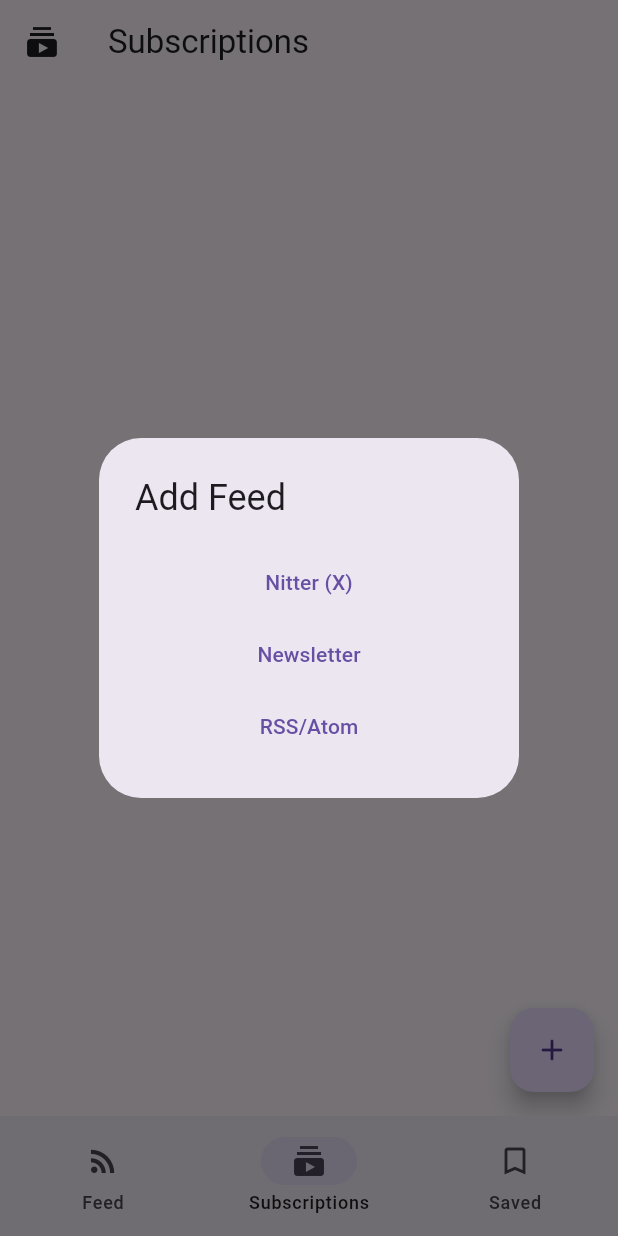
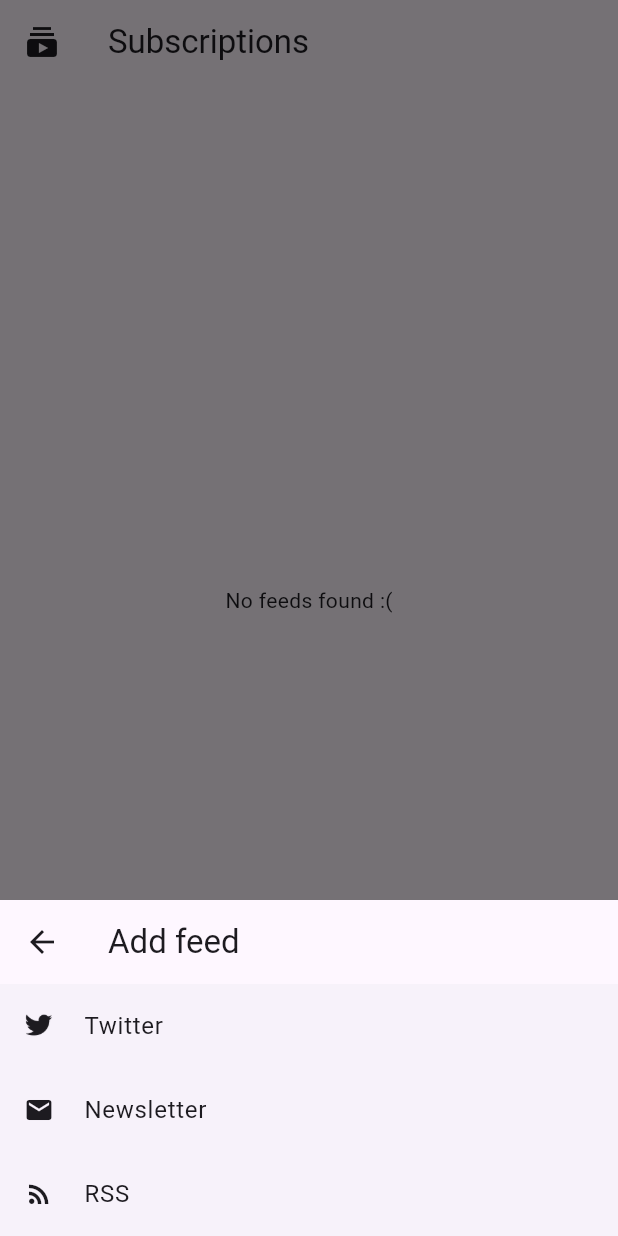
Before and after one commit to NewsFact/NewsFact, a Flutter app: the screen it shows after launch, item 2 of the bottom bar chosen, after a tap on the "add" icon, on a phone screen of 412 x 824 dp. Run offline on Flutter 3.47's test engine with Material 3 defaults, Android fonts, the phone set to English and light mode, and no system bars; drawn by our look-alikes of dynamic_color; our stand-ins replace sqflite, timeago; missing offline and left inert: favicon, universal_feed; accounts and stored records are empty.

Commit message:
add: add feed modal bottom

```diff
--- a/lib/addFeed/AddDialog.dart
+++ b/lib/addFeed/AddDialog.dart
@@ -6,32 +6,23 @@
 import 'package:newsfact/addFeed/rss.dart';
 
 Future<void> AddDialog(BuildContext context){
-    return showDialog(context: context, builder: (BuildContext c) {return AlertDialog(
-      title: Text("Add Feed"),
-      content: SingleChildScrollView(
-      child: Column(
-        crossAxisAlignment: CrossAxisAlignment.stretch,
+    return showModalBottomSheet(context: context, builder: (BuildContext c) {return ListView(
+      shrinkWrap: true,
         children: [
-          TextButton(
-            onPressed: () {
+          AppBar(title: Text("Add feed"),),
+          ListTile(title: Text("Twitter"), leading: Image.asset("assets/social_icons/twitter.png", width: 20, color: Theme.of(context).colorScheme.onBackground,), onTap: () {
               Navigator.push(context, MaterialPageRoute(builder: (BuildContext c) => TwitterScreen()));
-            },
-            child: Text("Nitter (X)"),
-          ),
-          TextButton(
-            onPressed: () {
+            },),
+          ListTile(title: Text("Newsletter"), leading: Icon(Icons.email, size: 20, color: Theme.of(context).colorScheme.onBackground,), onTap: () {
               Navigator.push(context, MaterialPageRoute(builder: (BuildContext c) => NewsletterScreen()));
-            },
-            child: Text("Newsletter"),
-          ),
-          TextButton(
-            onPressed: () {
+            },),
+          ListTile(title: Text("RSS"), leading: Icon(Icons.rss_feed, size: 20, color: Theme.of(context).colorScheme.onBackground,), onTap: () {
               Navigator.push(context, MaterialPageRoute(builder: (BuildContext c) => RSSScreen()));
-            },
-            child: Text("RSS/Atom"),
-          ),
+            },),
+
         ],
-      ),
-    )
-    );});
+      );
+    });
+
+
   }
--- a/lib/addFeed/nitter.dart
+++ b/lib/addFeed/nitter.dart
@@ -18,7 +18,7 @@
   String? screenName;
   Widget build(BuildContext context) {
     return Scaffold(
-      appBar: AppBar(title: Text("Import from Nitter"),),
+      appBar: AppBar(title: Text("Import from Twitter"),),
       body: Padding(padding: EdgeInsets.all(8),child: Column(
         children: [
           TextField(controller: _instanceURL, decoration: InputDecoration(label: Text("Instance URL"), prefixText: "https://", border: OutlineInputBorder(borderRadius: BorderRadius.circular(16)), suffixIcon: IconButton(onPressed: () async{
--- a/lib/home/_feed.dart
+++ b/lib/home/_feed.dart
@@ -23,7 +23,7 @@
         List<Feed> feeds = snapshot.data;
         if (feeds.isEmpty == false)
         {
-          return GroupScreen(title: 'Feed', feedUri: Uri.parse(feeds[0].url.toString()), scrollController: widget.scrollController);
+          return GroupScreen(title: 'Feed', feeds: feeds.map((e) => Uri.parse(e.url)).toList(), scrollController: widget.scrollController);
         } else {
           return Center(child: Text("No feeds found"),);
         }
--- a/lib/subscriptions/_list.dart
+++ b/lib/subscriptions/_list.dart
@@ -35,7 +35,7 @@
                       FeedsHelper.deleteFeed(e.id);
                     },child: ListTile(title: Text(e.name.toString()),
           leading: FaviconImage(e.url),
-          onTap: () => Navigator.push(context, MaterialPageRoute(builder: (BuildContext c) => GroupScreen(title: e.name!, feedUri: Uri.parse(e.url), scrollController: ScrollController(),))),
+          onTap: () => Navigator.push(context, MaterialPageRoute(builder: (BuildContext c) => GroupScreen(title: e.name!, feeds: [Uri.parse(e.url)], scrollController: ScrollController(),))),
           ),)
             ).toList(),
         );
--- a/pubspec.yaml
+++ b/pubspec.yaml
@@ -59,6 +59,8 @@
 
 # The following section is specific to Flutter packages.
 flutter:
+  assets:
+    - assets/social_icons/twitter.png
 
   # The following line ensures that the Material Icons font is
   # included with your application, so that you can use the icons in
```
Also changed, not shown: lib/client.dart (+25 -1 lines), lib/group/GroupScreen.dart (+8 -8 lines), assets/social_icons/twitter.png (added), pubspec.lock.
